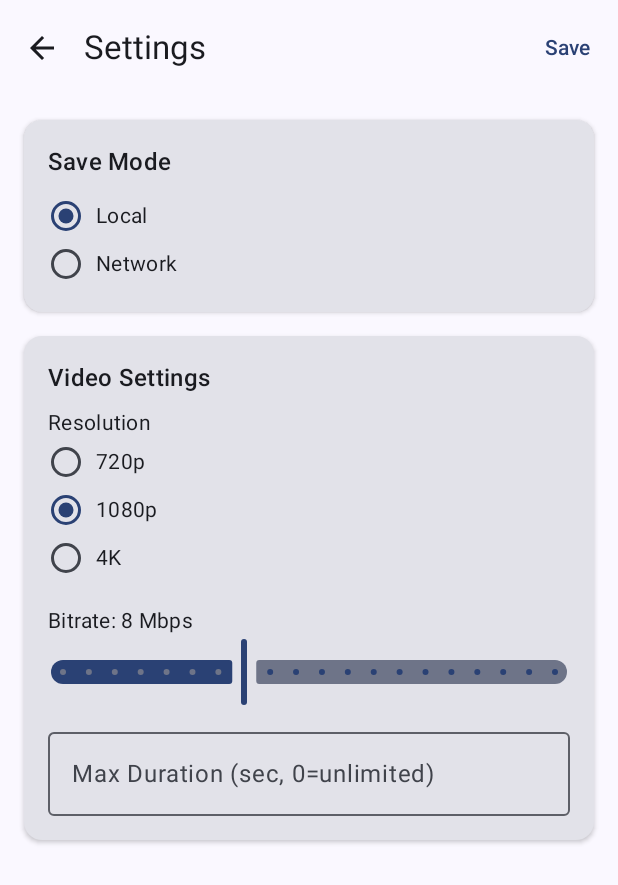
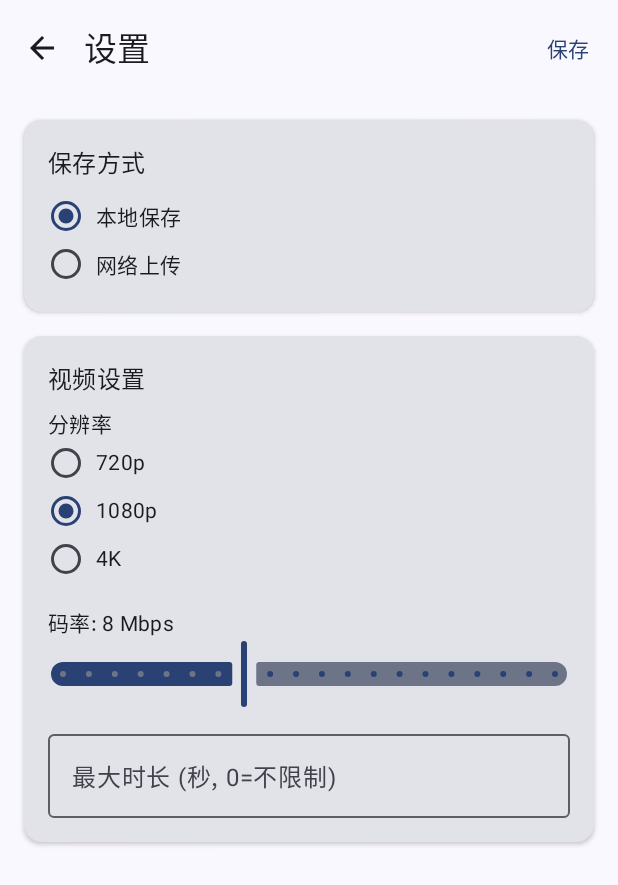
Before and after one commit to liubaokun/express-video, an Android app built with Jetpack Compose: the composable SettingsScreen shown on its own in the app's theme, on a phone screen of 412 x 824 dp. Shown: the top 885 px of the screen. Run offline under Robolectric (Android 15) with nearby library versions, the light colour scheme and no system bars; 6 statements that could not run were skipped.

Commit message:
Fix: Upload error handling and Chinese localization
- Add detailed error messages for upload failures
- Fix thread issue in FileUploader callbacks
- Add server address validation before upload
- Localize SettingsScreen to Chinese
- Localize ScanScreen to Chinese
- Localize RecordScreen to Chinese
- Localize MainActivity dialogs to Chinese
- Add connection status display during upload

```diff
--- a/android-app/app/src/main/java/com/express/video/MainActivity.kt
+++ b/android-app/app/src/main/java/com/express/video/MainActivity.kt
@@ -85,7 +85,7 @@ class MainActivity : ComponentActivity() {
                                 onServerConfigScanned = { address, port ->
                                     showServerConfigScan = false
                                     viewModel.updateServerConfig(address, port)
-                                    Toast.makeText(context, "Server configured: $address:$port", Toast.LENGTH_SHORT).show()
+                                    Toast.makeText(context, "服务器配置成功: $address:$port", Toast.LENGTH_LONG).show()
                                 },
                                 onBack = { showServerConfigScan = false }
                             )
--- a/android-app/app/src/main/java/com/express/video/ui/screens/SettingsScreen.kt
+++ b/android-app/app/src/main/java/com/express/video/ui/screens/SettingsScreen.kt
@@ -66,12 +66,12 @@ fun SettingsScreen(
     Scaffold(
         topBar = {
             TopAppBar(
-                title = { Text("Settings") },
+                title = { Text("设置") },
                 navigationIcon = {
                     IconButton(onClick = onBack) {
                         Icon(
                             imageVector = Icons.Filled.ArrowBack,
-                            contentDescription = "Back"
+                            contentDescription = "返回"
                         )
                     }
                 },
@@ -89,7 +89,7 @@ fun SettingsScreen(
                         onSave(newConfig)
                         onBack()
                     }) {
-                        Text("Save")
+                        Text("保存")
                     }
                 }
             )
@@ -109,7 +109,7 @@ fun SettingsScreen(
             ) {
                 Column(modifier = Modifier.padding(16.dp)) {
                     Text(
-                        text = "Save Mode",
+                        text = "保存方式",
                         style = MaterialTheme.typography.titleMedium
                     )
                     Spacer(modifier = Modifier.height(8.dp))
@@ -118,8 +118,8 @@ fun SettingsScreen(
                         selected = saveMode,
                         label = { mode ->
                             when (mode) {
-                                SaveMode.LOCAL -> "Local"
-                                SaveMode.NETWORK -> "Network"
+                                SaveMode.LOCAL -> "本地保存"
+                                SaveMode.NETWORK -> "网络上传"
                             }
                         },
                         onSelect = { saveMode = it }
@@ -138,7 +138,7 @@ fun SettingsScreen(
                                     contentDescription = null,
                                     modifier = Modifier.padding(end = 8.dp)
                                 )
-                                Text("Scan Server QR Code")
+                                Text("扫描服务器二维码")
                             }
                             Spacer(modifier = Modifier.height(12.dp))
                         }
@@ -146,15 +146,15 @@ fun SettingsScreen(
                         OutlinedTextField(
                             value = serverAddress,
                             onValueChange = { serverAddress = it },
-                            label = { Text("Server Address") },
-                            placeholder = { Text("e.g. 192.168.1.100") },
+                            label = { Text("服务器地址") },
+                            placeholder = { Text("例如: 192.168.1.100") },
                             modifier = Modifier.fillMaxWidth()
                         )
                         Spacer(modifier = Modifier.height(8.dp))
                         OutlinedTextField(
                             value = serverPort,
                             onValueChange = { serverPort = it },
-                            label = { Text("Port") },
+                            label = { Text("端口") },
                             keyboardOptions = KeyboardOptions(keyboardType = KeyboardType.Number),
                             modifier = Modifier.fillMaxWidth()
                         )
@@ -168,12 +168,12 @@ fun SettingsScreen(
             ) {
                 Column(modifier = Modifier.padding(16.dp)) {
                     Text(
-                        text = "Video Settings",
+                        text = "视频设置",
                         style = MaterialTheme.typography.titleMedium
                     )
                     Spacer(modifier = Modifier.height(8.dp))
                     Text(
-                        text = "Resolution",
+                        text = "分辨率",
                         style = MaterialTheme.typography.bodyMedium
                     )
                     selectGroup(
@@ -185,7 +185,7 @@ fun SettingsScreen(
 
                     Spacer(modifier = Modifier.height(16.dp))
                     Text(
-                        text = "Bitrate: ${videoBitrate} Mbps",
+                        text = "码率: ${videoBitrate} Mbps",
                         style = MaterialTheme.typography.bodyMedium
                     )
                     Slider(
@@ -203,7 +203,7 @@ fun SettingsScreen(
                     OutlinedTextField(
                         value = if (maxRecordDuration == 0) "" else maxRecordDuration.toString(),
                         onValueChange = { maxRecordDuration = it.toIntOrNull() ?: 0 },
-                        label = { Text("Max Duration (sec, 0=unlimited)") },
+                        label = { Text("最大时长 (秒, 0=不限制)") },
                         keyboardOptions = KeyboardOptions(keyboardType = KeyboardType.Number),
                         modifier = Modifier.fillMaxWidth()
                     )
```
Also changed, not shown: android-app/app/src/main/java/com/express/video/network/FileUploader.kt (+67 -11 lines), android-app/app/src/main/java/com/express/video/ui/MainViewModel.kt (+28 -4 lines), android-app/app/src/main/java/com/express/video/ui/screens/RecordScreen.kt (+4 -4 lines), android-app/app/src/main/java/com/express/video/ui/screens/ScanScreen.kt (+10 -10 lines), 1 other file.
